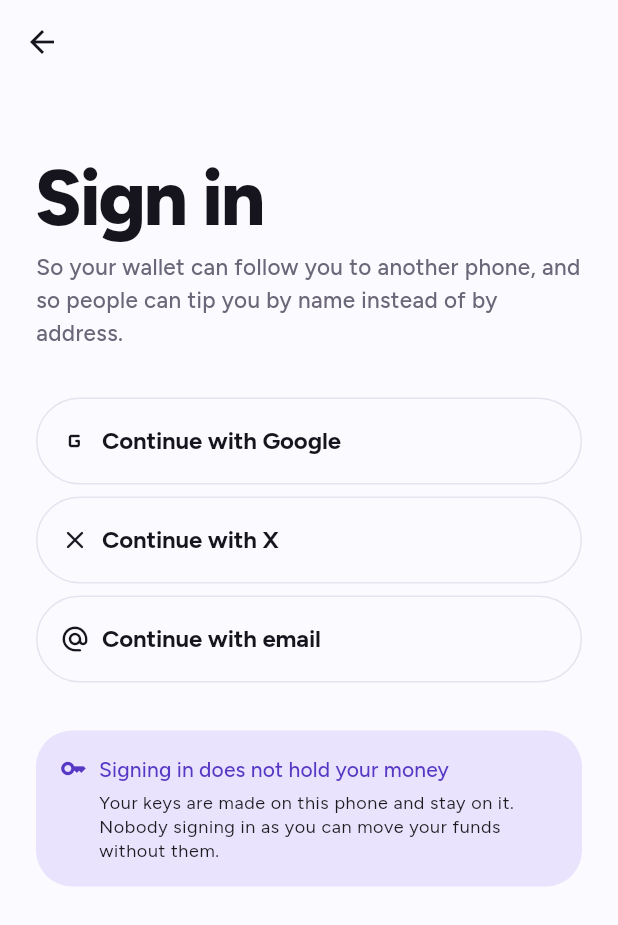
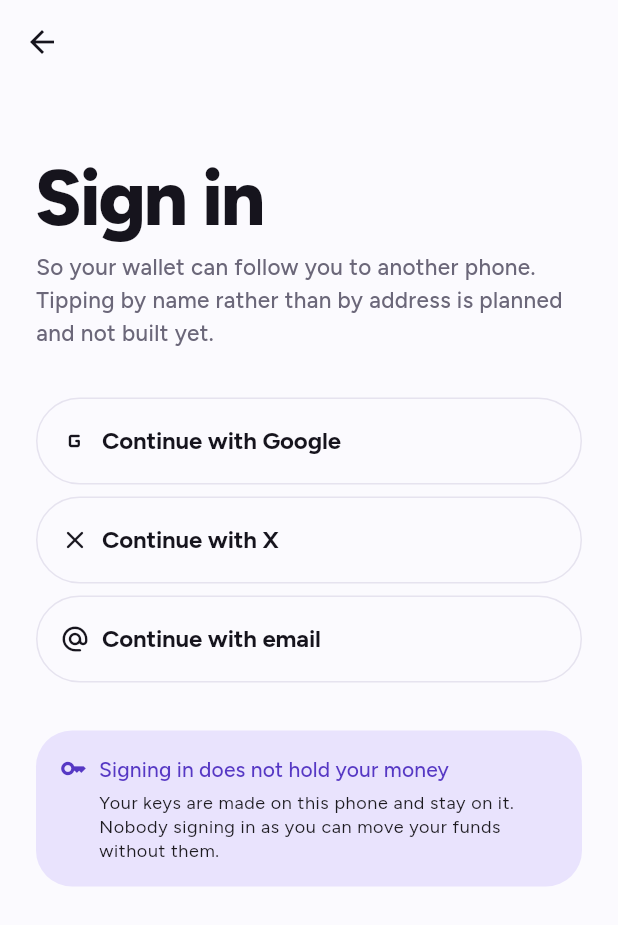
Before and after one commit to Immadominion/tip, a Flutter app: the SignInScreen screen opened directly, on a phone screen of 412 x 824 dp. Shown: the top 925 px of the screen. Run offline on Flutter 3.47's test engine with Material 3 defaults, Android fonts, the phone set to English and light mode, and no system bars; our stand-ins replace app_links, flutter_secure_storage, google_fonts, local_auth, share_plus, supabase_flutter; missing offline and left inert: bip39, cryptography, mobile_scanner, pointycastle, qr, starknet and 1 more; accounts and stored records are empty.

Commit message:
Stop promising a feature that is not built
The sign-in screen said people can tip you by name instead of by address, in the
present tense, as a reason to sign in. Tipping by name is designed nowhere. Tip
links work and are proven on chain; addressing one to a name is not the same
feature.

Co-Authored-By: Claude Opus 5 (1M context) <noreply@anthropic.com>

```diff
--- a/app/lib/src/screens/sign_in_screen.dart
+++ b/app/lib/src/screens/sign_in_screen.dart
@@ -122,8 +122,8 @@ class _SignInScreenState extends State<SignInScreen> {
         Text('Sign in', style: text.displayLarge),
         const SizedBox(height: TipTheme.spaceSm),
         Text(
-          'So your wallet can follow you to another phone, and so people can '
-          'tip you by name instead of by address.',
+          'So your wallet can follow you to another phone. Tipping by name '
+          'rather than by address is planned and not built yet.',
           style: text.bodyMedium,
         ),
         const SizedBox(height: TipTheme.spaceXl),
```
